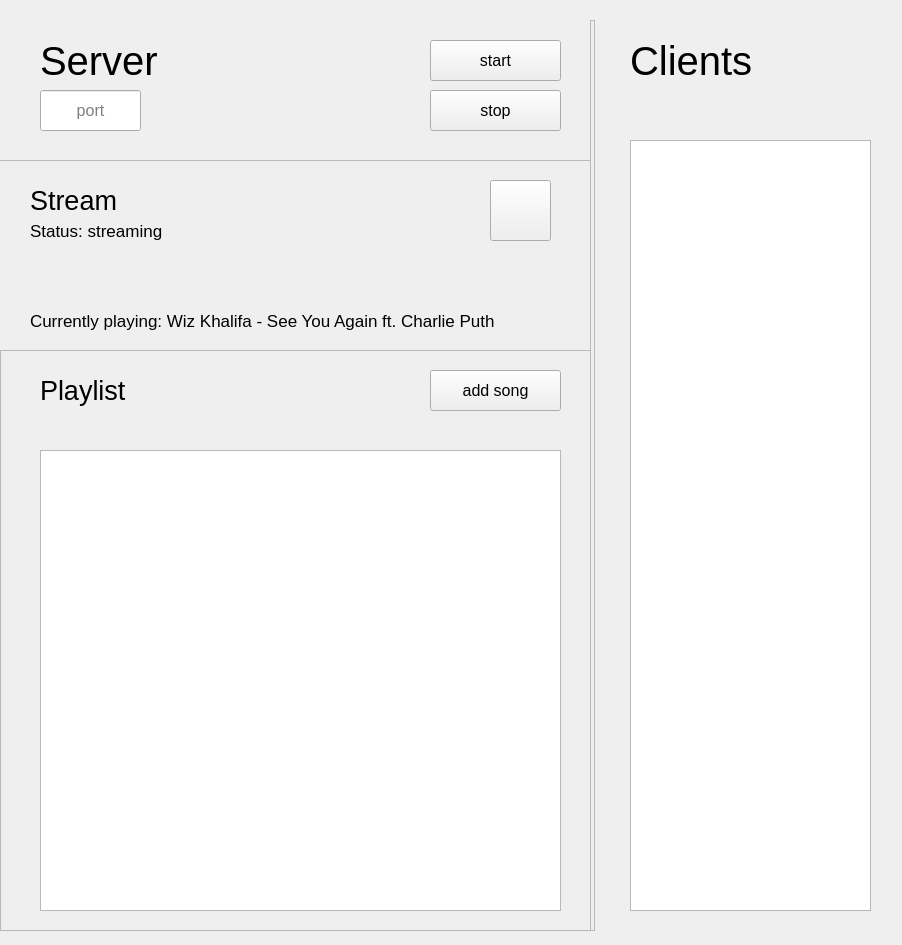
Above: Server/server.ui from MartinMinkov/Comm-Audio before the change. Below: the same form after it.
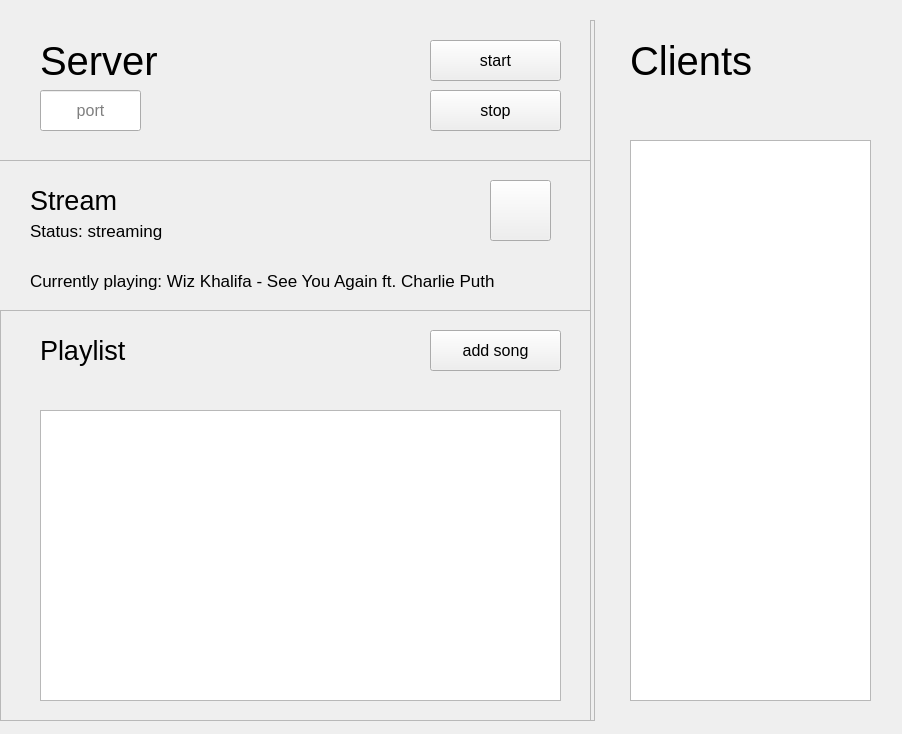
That is the form after the change. Icons and pictures are not drawn.

Commit message: Made server GUI a bit smaller to fit properly on lab machines.

Diff of the .ui file:
```diff
--- a/Server/server.ui
+++ b/Server/server.ui
@@ -7,7 +7,7 @@
     <x>0</x>
     <y>0</y>
     <width>902</width>
-    <height>945</height>
+    <height>734</height>
    </rect>
   </property>
   <property name="windowTitle">
@@ -111,7 +111,7 @@
      <x>-10</x>
      <y>160</y>
      <width>601</width>
-     <height>191</height>
+     <height>151</height>
     </rect>
    </property>
    <property name="frameShape">
@@ -164,7 +164,7 @@
     <property name="geometry">
      <rect>
       <x>40</x>
-      <y>140</y>
+      <y>100</y>
       <width>531</width>
       <height>41</height>
      </rect>
@@ -225,9 +225,9 @@
    <property name="geometry">
     <rect>
      <x>0</x>
-     <y>350</y>
+     <y>310</y>
      <width>591</width>
-     <height>581</height>
+     <height>411</height>
     </rect>
    </property>
    <property name="frameShape">
@@ -281,7 +281,7 @@
       <x>40</x>
       <y>100</y>
       <width>521</width>
-      <height>461</height>
+      <height>291</height>
      </rect>
     </property>
     <property name="sizePolicy">
@@ -306,7 +306,7 @@
      <x>630</x>
      <y>140</y>
      <width>241</width>
-     <height>771</height>
+     <height>561</height>
     </rect>
    </property>
    <property name="font">
@@ -341,7 +341,7 @@
      <x>590</x>
      <y>20</y>
      <width>5</width>
-     <height>911</height>
+     <height>701</height>
     </rect>
    </property>
    <property name="frameShape">
```
